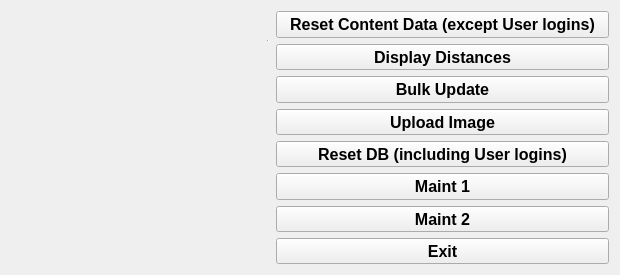
The window that maintenance.ui (bbisuna0/CS1D_baseball) describes before a commit, drawn with Qt 5.
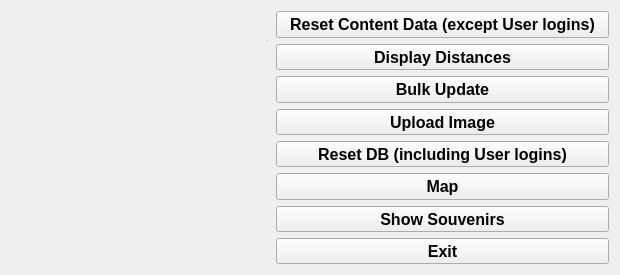
The same window after the commit. Icons and pictures are not drawn.

Commit message: fixed team display layout

```diff
--- a/maintenance.ui
+++ b/maintenance.ui
@@ -54,7 +54,7 @@
       </font>
      </property>
      <property name="text">
-      <string>Maint 1</string>
+      <string>Map</string>
      </property>
     </widget>
    </item>
@@ -170,7 +170,7 @@
       </font>
      </property>
      <property name="text">
-      <string>Maint 2</string>
+      <string>Show Souvenirs</string>
      </property>
     </widget>
    </item>
```
The commit also changes 2 other files.
